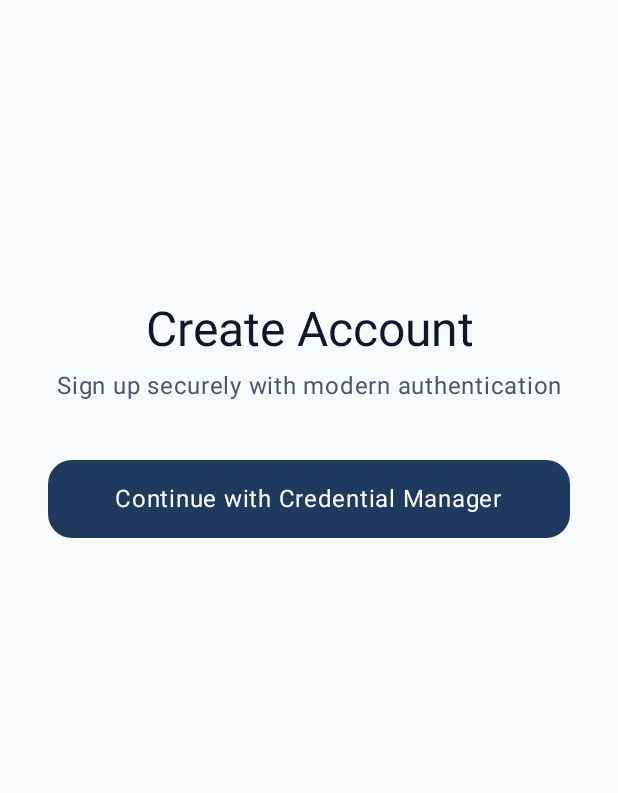
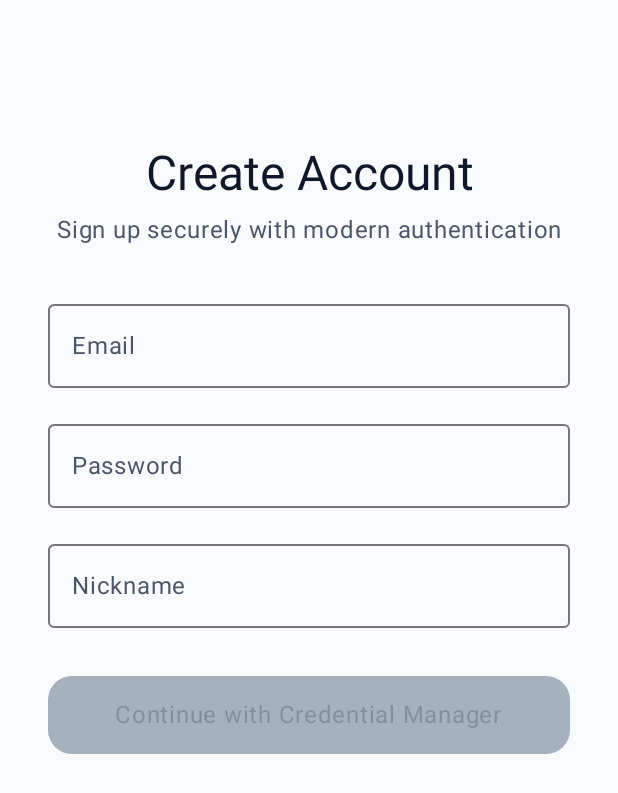
Before and after one commit to elaus00/Verif_ai, an Android app built with Jetpack Compose: the SignUpScreen screen opened through its navigation route, on a phone screen of 412 x 824 dp. Shown: the top 793 px of the screen. Run offline under Robolectric (Android 15) with nearby library versions, the phone set to English and light mode, and no system bars; our stand-ins replace Dagger/Hilt's generated code, Firebase (no records; nobody signed in at launch, a user with empty details on screens opened directly).

Commit message:
Fix: Credential Manager 패스키 생성 및 Firebase 등록

```diff
--- a/app/src/main/AndroidManifest.xml
+++ b/app/src/main/AndroidManifest.xml
@@ -36,6 +36,9 @@
         <meta-data
             android:name="preloaded_fonts"
             android:resource="@array/preloaded_fonts" />
+        <meta-data
+            android:name="asset_statements"
+            android:resource="@string/asset_statements" />
     </application>
 
 </manifest>
--- a/app/src/main/java/mp/verif_ai/VerifAI.kt
+++ b/app/src/main/java/mp/verif_ai/VerifAI.kt
@@ -3,11 +3,13 @@ package mp.verif_ai
 import android.app.Application
 import com.google.firebase.FirebaseApp
 import dagger.hilt.android.HiltAndroidApp
+import com.google.firebase.auth.FirebaseAuth
 
 @HiltAndroidApp
 class VerifAI : Application() {
     override fun onCreate() {
         super.onCreate()
         FirebaseApp.initializeApp(this)
+        FirebaseAuth.getInstance().signOut()
     }
 }
--- a/app/src/main/java/mp/verif_ai/domain/repository/AuthRepository.kt
+++ b/app/src/main/java/mp/verif_ai/domain/repository/AuthRepository.kt
@@ -36,7 +36,7 @@ interface AuthRepository {
      * @param nickname 사용자 닉네임
      * @return 생성된 사용자 정보를 포함한 Result
      */
-    suspend fun signUpWithEmail(email: String, password: String, nickname: String): Result<User>
+    suspend fun signUpWithEmail(email: String, password: String, nickname: String, context: ComponentActivity): Result<User>
 
     /**
      * 이메일 주소로 기존 계정 존재 여부를 확인합니다.
@@ -100,4 +100,11 @@ interface AuthRepository {
      * @return 현재 사용자 정보 또는 null
      */
     fun getCurrentUser(): User?
+
+    suspend fun signUpWithCredentialManager(
+        email: String,
+        password: String,
+        nickname: String,
+        context: ComponentActivity
+    ): Result<User>
 }
--- a/app/src/main/java/mp/verif_ai/domain/repository/PassKeyRepository.kt
+++ b/app/src/main/java/mp/verif_ai/domain/repository/PassKeyRepository.kt
@@ -1,5 +1,6 @@
 package mp.verif_ai.domain.repository
 
+import androidx.activity.ComponentActivity
 import androidx.credentials.GetCredentialResponse
 import kotlinx.coroutines.flow.Flow
 import mp.verif_ai.domain.model.passkey.PassKeyInfo
@@ -20,7 +21,7 @@ interface PassKeyRepository {
      * 기기의 PassKey 지원 여부와 사용자의 PassKey 등록 상태를 확인합니다.
      * @return PassKey 상태 정보를 포함한 Result
      */
-    suspend fun checkPassKeyStatus(): PassKeyStatus
+    suspend fun checkPassKeyStatus(context: ComponentActivity): PassKeyStatus
 
     /**
      * 사용자를 위한 새로운 PassKey를 등록합니다.
@@ -28,7 +29,7 @@ interface PassKeyRepository {
      * @param name PassKey의 식별 이름 (선택사항)
      * @return 등록 결과를 포함한 Result
      */
-    suspend fun registerPassKey(userId: String, name: String? = null): PassKeyRegistrationResult
+    suspend fun registerPassKey(userId: String, name: String? = null, context: ComponentActivity): PassKeyRegistrationResult
 
     /**
      * PassKey를 사용하여 로그인을 시도합니다.
--- a/app/src/main/java/mp/verif_ai/domain/util/passkey/PassKeyConfig.kt
+++ b/app/src/main/java/mp/verif_ai/domain/util/passkey/PassKeyConfig.kt
@@ -43,7 +43,6 @@ object PassKeyConfig {
     fun getRequestOptions(challenge: String) = """
         {
             "rpId": "$RP_ID",
-            "rpName": "$RP_NAME",
             "userVerification": "preferred",
             "challenge": "$challenge",
             "timeout": 30000,
--- a/app/src/main/java/mp/verif_ai/presentation/screens/auth/signup/SignUpScreen.kt
+++ b/app/src/main/java/mp/verif_ai/presentation/screens/auth/signup/SignUpScreen.kt
@@ -1,7 +1,7 @@
 package mp.verif_ai.presentation.screens.auth.signup
 
-import android.util.Log
 import androidx.activity.ComponentActivity
+import androidx.credentials.CredentialManager
 import androidx.compose.foundation.background
 import androidx.compose.foundation.layout.*
 import androidx.compose.material3.*
@@ -10,10 +10,10 @@ import androidx.compose.ui.Alignment
 import androidx.compose.ui.Modifier
 import androidx.compose.ui.draw.shadow
 import androidx.compose.ui.platform.LocalContext
+import androidx.compose.ui.text.input.PasswordVisualTransformation
 import androidx.compose.ui.text.style.TextAlign
 import androidx.compose.ui.unit.dp
 import androidx.hilt.navigation.compose.hiltViewModel
-import androidx.lifecycle.viewmodel.compose.viewModel
 import mp.verif_ai.presentation.screens.auth.CustomSnackbar
 import mp.verif_ai.presentation.screens.auth.OnBoardingButton
 import mp.verif_ai.presentation.screens.auth.WelcomeText
@@ -21,8 +21,8 @@ import mp.verif_ai.presentation.screens.theme.VerifAiColor
 import mp.verif_ai.presentation.viewmodel.AuthEvent
 import mp.verif_ai.presentation.viewmodel.AuthUiState
 import mp.verif_ai.presentation.viewmodel.AuthViewModel
-import androidx.navigation.compose.rememberNavController
 
+@OptIn(ExperimentalMaterial3Api::class)
 @Composable
 fun SignUpScreen(
     modifier: Modifier = Modifier,
@@ -33,14 +33,14 @@ fun SignUpScreen(
     val events by authViewModel.events.collectAsState(initial = null)
     val context = LocalContext.current as ComponentActivity
     val snackbarHostState = remember { SnackbarHostState() }
-    val coroutineScope = rememberCoroutineScope()
-    val navController = rememberNavController()
+
+    var email by remember { mutableStateOf("") }
+    var password by remember { mutableStateOf("") }
+    var nickname by remember { mutableStateOf("") }
 
     LaunchedEffect(events) {
         when (events) {
-            is AuthEvent.NavigateToMain -> {
-                onNavigateToMain()
-            }
+            is AuthEvent.NavigateToMain -> onNavigateToMain()
             is AuthEvent.ShowError -> {
                 snackbarHostState.showSnackbar(
                     message = (events as AuthEvent.ShowError).message,
@@ -66,7 +66,7 @@ fun SignUpScreen(
                 .fillMaxSize()
         ) {
             Column(
-                verticalArrangement = Arrangement.spacedBy(128.dp),
+                verticalArrangement = Arrangement.spacedBy(24.dp),
                 horizontalAlignment = Alignment.CenterHorizontally,
                 modifier = Modifier
                     .shadow(6.dp, spotColor = VerifAiColor.TextPrimary.copy(alpha = 0.12f))
@@ -87,12 +87,53 @@ fun SignUpScreen(
                         subText = "Sign up securely with modern authentication"
                     )
 
-                    Spacer(modifier = Modifier.height(40.dp))
+                    Spacer(modifier = Modifier.height(32.dp))
+
+                    // Email Input
+                    OutlinedTextField(
+                        value = email,
+                        onValueChange = { email = it },
+                        label = { Text("Email") },
+                        modifier = Modifier.fillMaxWidth(),
+                        singleLine = true
+                    )
+
+                    Spacer(modifier = Modifier.height(16.dp))
+
+                    // Password Input
+                    OutlinedTextField(
+                        value = password,
+                        onValueChange = { password = it },
+                        label = { Text("Password") },
+                        visualTransformation = PasswordVisualTransformation(),
+                        modifier = Modifier.fillMaxWidth(),
+                        singleLine = true
+                    )
+
+                    Spacer(modifier = Modifier.height(16.dp))
+
+                    // Nickname Input
+                    OutlinedTextField(
+                        value = nickname,
+                        onValueChange = { nickname = it },
+                        label = { Text("Nickname") },
+                        modifier = Modifier.fillMaxWidth(),
+                        singleLine = true
+                    )
+
+                    Spacer(modifier = Modifier.height(32.dp))
 
                     OnBoardingButton(
                         text = "Continue with Credential Manager",
-                        onClick = { authViewModel.signIn(context)},
-                        enabled = uiState !is AuthUiState.Loading,
+                        onClick = {
+                            if (email.isNotEmpty() && password.isNotEmpty() && nickname.isNotEmpty()) {
+                                authViewModel.signUpWithCredentialManager(email, password, nickname, context)
+                            }
+                        },
+                        enabled = uiState !is AuthUiState.Loading &&
+                                email.isNotEmpty() &&
+                                password.isNotEmpty() &&
+                                nickname.isNotEmpty(),
                         isLoading = uiState is AuthUiState.Loading
                     )
 
--- a/app/src/main/res/values/strings.xml
+++ b/app/src/main/res/values/strings.xml
@@ -1,4 +1,9 @@
 <resources>
     <string name="app_name">Verif_ai</string>
     <string name="web_client_id">488280392024-q5nsddv0315avokh0rldbt82v5c46qpe.apps.googleusercontent.com</string>
+    <string name="asset_statements">
+        [{
+            "include": "https://verifai-71428.firebaseapp.com/.well-known/assetlinks.json"
+        }]
+    </string>
 </resources>
```
Also changed, not shown: app/src/main/java/mp/verif_ai/data/auth/AuthRepositoryImpl.kt (+89 -5 lines), app/src/main/java/mp/verif_ai/data/auth/PassKeyRepositoryImpl.kt (+99 -63 lines), app/src/main/java/mp/verif_ai/presentation/viewmodel/AuthViewModel.kt (+22 -2 lines), app/src/main/java/mp/verif_ai/presentation/viewmodel/PassKeyViewModel.kt (+5 -4 lines), 1 other file.
